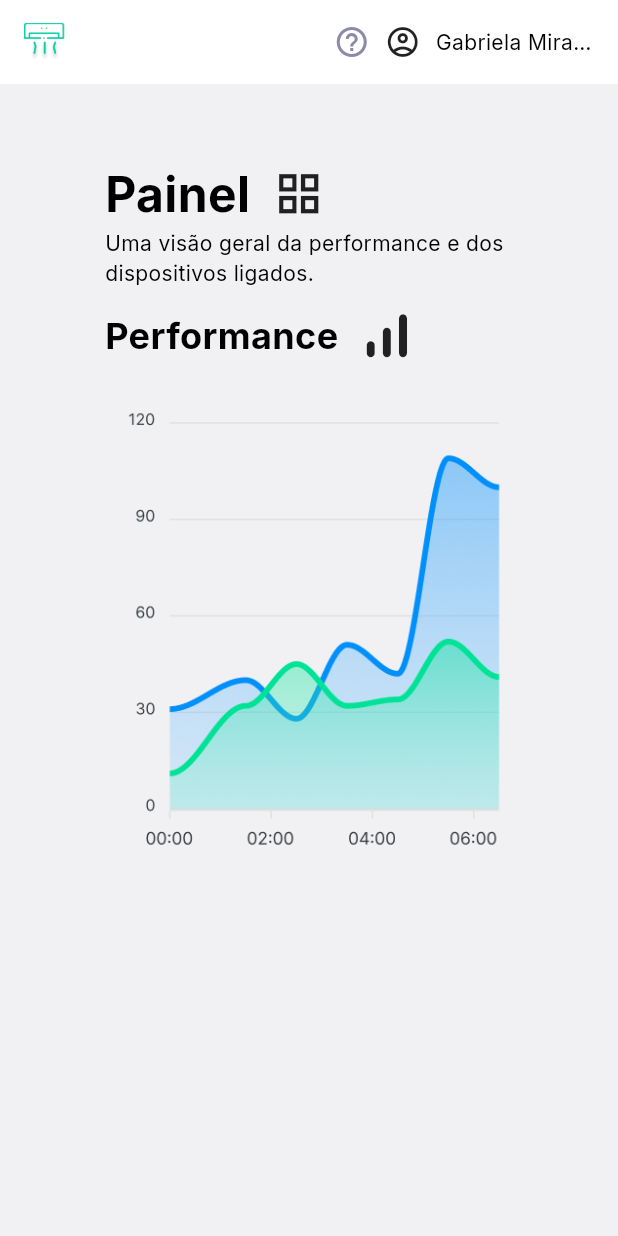
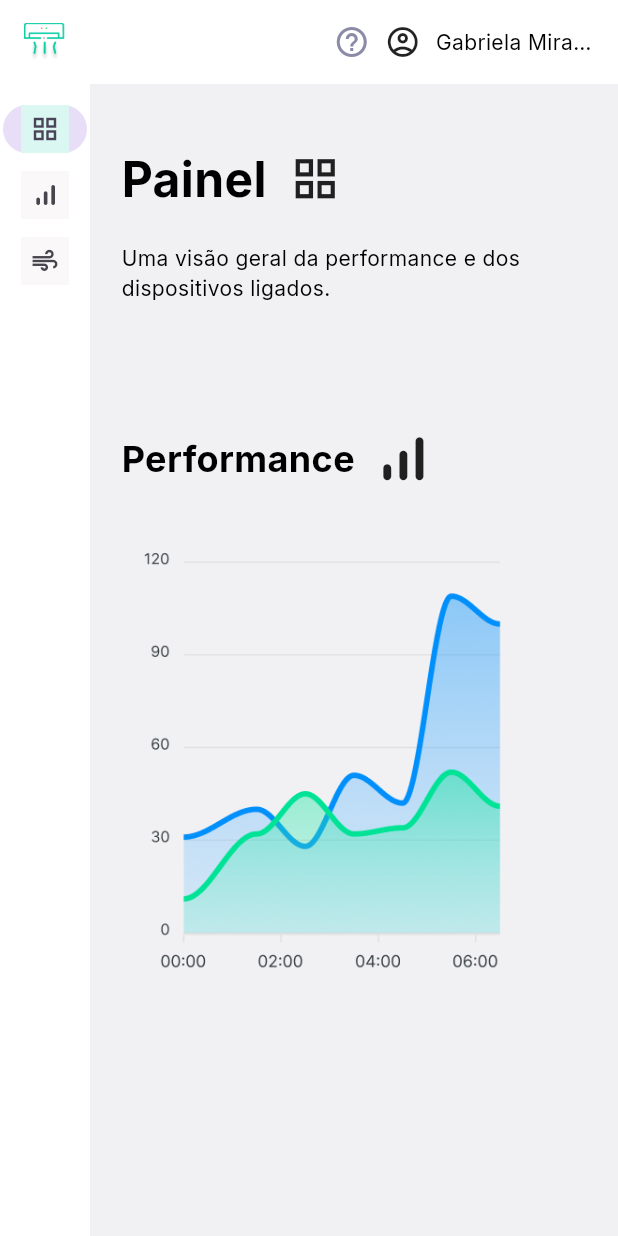
Before and after one commit to EduardoOPR/airflow-app, a Flutter app: the screen it shows after launch, on a phone screen of 412 x 824 dp. Run offline on Flutter 3.47's test engine with Material 2 defaults, Android fonts, the phone set to English and light mode, and no system bars; our stand-ins replace google_fonts; missing offline and left inert: dart:ffi.

Commit message:
dashboard left bar

```diff
--- a/lib/views/screens/DashBoard_Screen.dart
+++ b/lib/views/screens/DashBoard_Screen.dart
@@ -11,6 +11,8 @@ class DashBoard_Screen extends StatefulWidget {
 }
 
 class _DashBoard_ScreenState extends State<DashBoard_Screen> {
+  int _selectedIndex = 0;
+
   @override
   Widget build(BuildContext context) {
     return Scaffold(
@@ -39,7 +41,7 @@ class _DashBoard_ScreenState extends State<DashBoard_Screen> {
                         color: Color(0xFF8B8BA7),
                       ),
                       const Icon(Icons.account_circle_outlined),
-                      Container(
+                      SizedBox(
                           width: MediaQuery.of(context).size.width * 0.256,
                           child: Text(
                             'Gabriela Miranda',
@@ -53,12 +55,85 @@ class _DashBoard_ScreenState extends State<DashBoard_Screen> {
               ),
             ),
           ),
+          Expanded(
+            child: Row(
+              children: [
+                NavigationRail(
+                  backgroundColor: Colors.white,
+                  minWidth: 60,
+                  selectedIndex: _selectedIndex,
+                  onDestinationSelected: (int index) {
+                    setState(() {
+                      _selectedIndex = index;
+                    });
+                  },
+                  destinations: [
+                    NavigationRailDestination(
+                      icon: Container(
+                          width: 32,
+                          height: 32,
+                          decoration: BoxDecoration(color: Color(0xFFFAF8F8)),
+                          child: const Icon(
+                            Icons.grid_view,
+                            size: 20,
+                          )),
+                      selectedIcon: Container(
+                          width: 32,
+                          height: 32,
+                          decoration: BoxDecoration(color: Color(0xFFDAF7F1)),
+                          child: const Icon(
+                            Icons.grid_view,
+                            size: 20,
+                          )),
+                      label: Text(""),
+                    ),
+                    NavigationRailDestination(
+                      icon: Container(
+                          width: 32,
+                          height: 32,
+                          decoration: BoxDecoration(color: Color(0xFFFAF8F8)),
+                          child: const Icon(
+                            Icons.signal_cellular_alt_rounded,
+                            size: 20,
+                          )),
+                      selectedIcon: Container(
+                          width: 32,
+                          height: 32,
+                          decoration: BoxDecoration(color: Color(0xFFDAF7F1)),
+                          child: const Icon(
+                            Icons.signal_cellular_alt_rounded,
+                            size: 20,
+                          )),
+                      label: Text(""),
+                    ),
+                    NavigationRailDestination(
+                      icon: Container(
+                          width: 32,
+                          height: 32,
+                          decoration: BoxDecoration(color: Color(0xFFFAF8F8)),
+                          child: const Icon(
+                            Icons.air,
+                            size: 20,
+                          )),
+                      selectedIcon: Container(
+                          width: 32,
+                          height: 32,
+                          decoration: BoxDecoration(color: Color(0xFFDAF7F1)),
+                          child: const Icon(
+                            Icons.air,
+                            size: 20,
+                          )),
+                      label: Text(""),
+                    ),
+                  ],
+                ),
                 Padding(
-            padding: const EdgeInsets.symmetric(horizontal: 70, vertical: 50),
+                  padding: const EdgeInsets.only(left: 21, top: 40),
+                  //padding: EdgeInsets.all(0),
                   child: Column(
-              mainAxisAlignment: MainAxisAlignment.spaceBetween,
                     crossAxisAlignment: CrossAxisAlignment.start,
                     children: [
+                      //Label painel
                       Wrap(
                         crossAxisAlignment: WrapCrossAlignment.center,
                         spacing: 15,
@@ -74,13 +149,19 @@ class _DashBoard_ScreenState extends State<DashBoard_Screen> {
                           ),
                         ],
                       ),
-                Text(
+                      const SizedBox(
+                        height: 20,
+                      ),
+                      SizedBox(
+                        width: MediaQuery.of(context).size.width * 0.65,
+                        child: Text(
                           'Uma visão geral da performance e dos dispositivos ligados.',
-                  style:
-                      MyThemes.inter400(fontSize: 14, textColor: Colors.black),
+                          style: MyThemes.inter400(
+                              fontSize: 14, textColor: Colors.black),
                         ),
-                const SizedBox(
-                  height: 10,
+                      ),
+                      SizedBox(
+                        height: MediaQuery.of(context).size.height * 0.1,
                       ),
                       Wrap(
                         crossAxisAlignment: WrapCrossAlignment.center,
@@ -97,10 +178,16 @@ class _DashBoard_ScreenState extends State<DashBoard_Screen> {
                           ),
                         ],
                       ),
+                      const SizedBox(
+                        height: 20,
+                      ),
                       Image.asset(
                         'assets/images/graph.png',
-                  height: 350,
+                        height: 320,
                       )
+                    ],
+                  ),
+                ),
               ],
             ),
           ),
```
Lines whose indentation alone changed are shown as unchanged.
